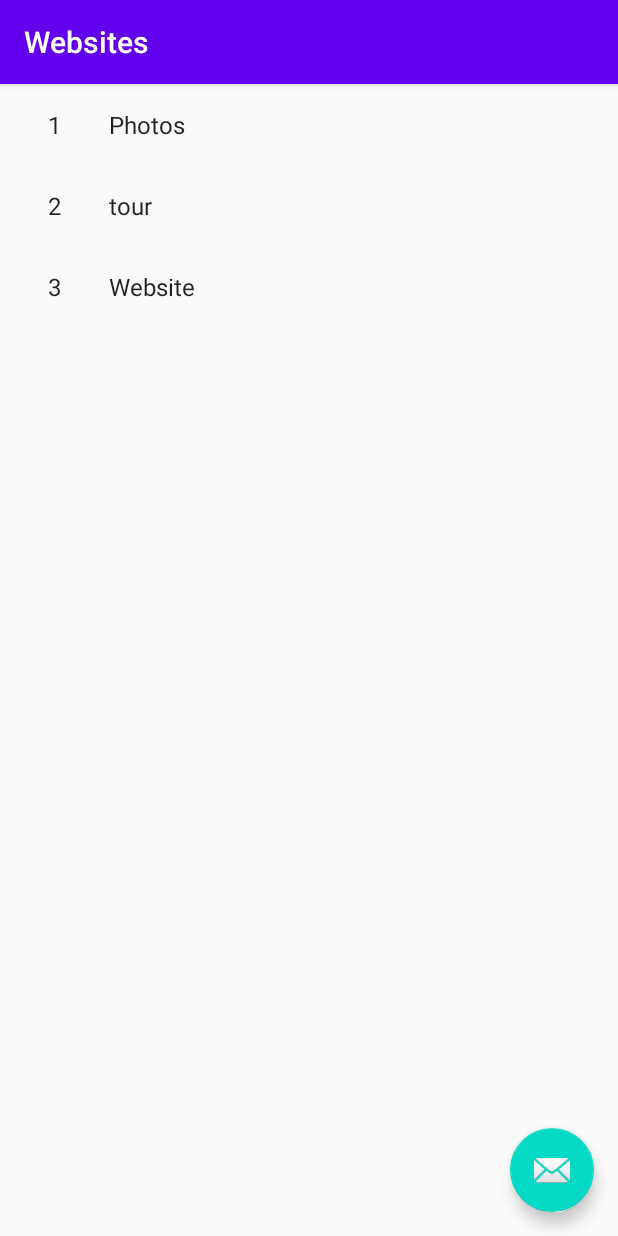
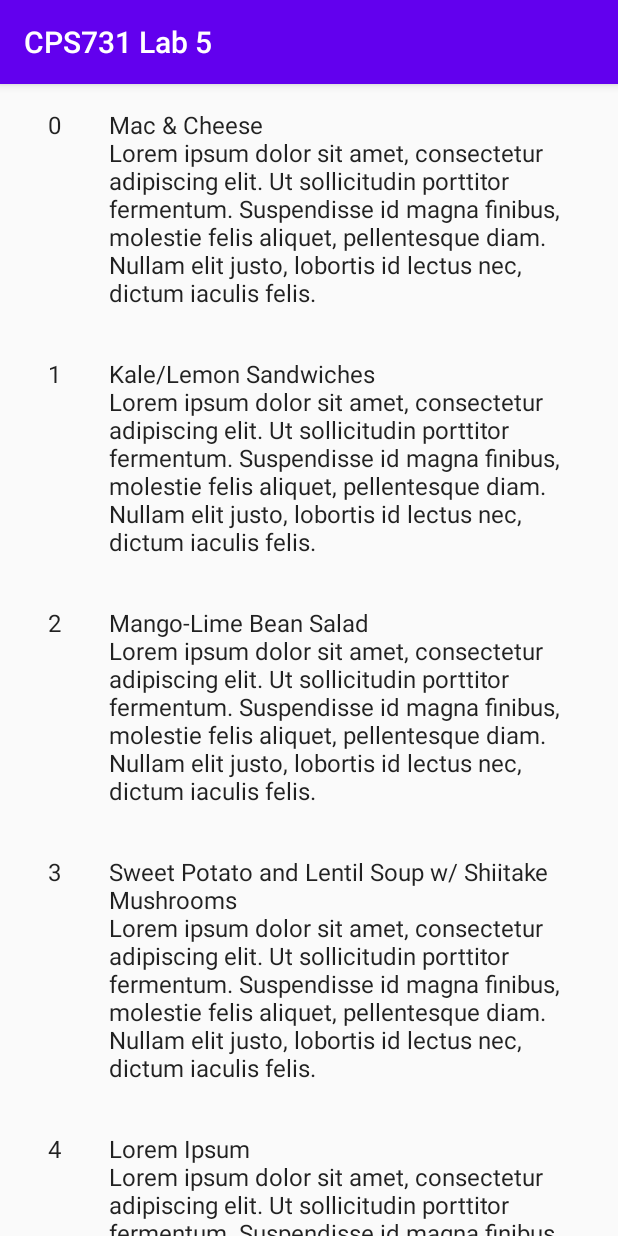
Before and after one commit to eyho-cao/CPS731-Lab5, an Android app: the screen it shows after launch (websiteListActivity), on a phone screen of 412 x 824 dp. Run offline under Robolectric (Android 15) with nearby library versions, the phone set to English and light mode, and no system bars.

Commit message:
Change Dummy Content and removed fabs

```diff
--- a/app/src/main/java/com/example/masterdflow2/dummy/DummyContent.java
+++ b/app/src/main/java/com/example/masterdflow2/dummy/DummyContent.java
@@ -1,4 +1,6 @@
 package com.example.masterdflow2.dummy;
+
+import android.text.Html;
 
 import java.util.ArrayList;
 import java.util.HashMap;
@@ -24,17 +26,59 @@ public class DummyContent {
     public static final Map<String, DummyItem> ITEM_MAP = new HashMap<String, DummyItem>();
 
    // private static final int COUNT = 25;
+    private static ArrayList<String>recipeTitle = new ArrayList<>();
+    private static ArrayList<String> mURLList = new ArrayList<>();
+    private static String recipeDesc = "Lorem ipsum dolor sit amet, consectetur adipiscing elit. Ut sollicitudin porttitor fermentum. Suspendisse id magna finibus, molestie felis aliquet, pellentesque diam. Nullam elit justo, lobortis id lectus nec, dictum iaculis felis.";
 
     static {
-        addItem(new DummyItem("1","Photos"));
-        addItem(new DummyItem("2","tour"));
-        addItem(new DummyItem("3","Website","https://www.bikebarge.com"));
+        initArrays();
+        int numItems = recipeTitle.size();
+        for(int i = 0; i < numItems; i++) {
+            addItem(new DummyItem(Integer.toString(i), Html.fromHtml(recipeTitle.get(i)) +"\n" +recipeDesc));
+        }
+
         // Add some sample items.
       //  for (int i = 1; i <= COUNT; i++) {
        //     addItem(createDummyItem(i));
        // }
     }
 
+    private static void initArrays()
+    {
+        recipeTitle.add("Mac & Cheese");
+        recipeTitle.add("Kale/Lemon Sandwiches");
+        recipeTitle.add("Mango-Lime Bean Salad");
+        recipeTitle.add("Sweet  Potato and Lentil Soup w/ Shiitake Mushrooms");
+        recipeTitle.add("Lorem Ipsum");
+        recipeTitle.add("Lorum more Ipsum");
+        recipeTitle.add("Lorem some more Ipsum");
+        recipeTitle.add("I dont know what im doing now");
+        recipeTitle.add("some more filler");
+        recipeTitle.add("There aint nothin else here my guy");
+        recipeTitle.add("There aint nothin else here my guy");
+        recipeTitle.add("There aint nothin else here my guy");
+        recipeTitle.add("There aint nothin else here my guy");
+        recipeTitle.add("There aint nothin else here my guy");
+        recipeTitle.add("There aint nothin else here my guy");
+
+        /*
+        mURLList.add("https://celebratingsweets.com/wp-content/uploads/2016/03/Guinness-Irish-Cheddar-Macaroni-and-Cheese-2-500x500.jpg");
+        mURLList.add("https://freshforkmarket.com/wp-content/uploads/2015/05/kale_lemon_sandwiches_2.jpg");
+        mURLList.add("https://healthyfitnessmeals.com/wp-content/uploads/2018/04/mango-black-bean-salad-2.jpg");
+        mURLList.add("https://vegan-magazine.com/wp-content/uploads/2012/04/Lentil-sweet-potato-soup.jpg");
+        mURLList.add("https://storcpdkenticomedia.blob.core.windows.net/media/recipemanagementsystem/media/recipe-media-files/recipes/retail/x17/18134-five-star-chocolate-chip-cookies-760x580.jpg?ext=.jpg");
+        mURLList.add("https://storcpdkenticomedia.blob.core.windows.net/media/recipemanagementsystem/media/recipe-media-files/recipes/retail/x17/18134-five-star-chocolate-chip-cookies-760x580.jpg?ext=.jpg");
+        mURLList.add("https://storcpdkenticomedia.blob.core.windows.net/media/recipemanagementsystem/media/recipe-media-files/recipes/retail/x17/18134-five-star-chocolate-chip-cookies-760x580.jpg?ext=.jpg");
+        mURLList.add("https://storcpdkenticomedia.blob.core.windows.net/media/recipemanagementsystem/media/recipe-media-files/recipes/retail/x17/18134-five-star-chocolate-chip-cookies-760x580.jpg?ext=.jpg");
+        mURLList.add("https://storcpdkenticomedia.blob.core.windows.net/media/recipemanagementsystem/media/recipe-media-files/recipes/retail/x17/18134-five-star-chocolate-chip-cookies-760x580.jpg?ext=.jpg");
+        mURLList.add("https://storcpdkenticomedia.blob.core.windows.net/media/recipemanagementsystem/media/recipe-media-files/recipes/retail/x17/18134-five-star-chocolate-chip-cookies-760x580.jpg?ext=.jpg");
+        mURLList.add("https://storcpdkenticomedia.blob.core.windows.net/media/recipemanagementsystem/media/recipe-media-files/recipes/retail/x17/18134-five-star-chocolate-chip-cookies-760x580.jpg?ext=.jpg");
+        mURLList.add("https://storcpdkenticomedia.blob.core.windows.net/media/recipemanagementsystem/media/recipe-media-files/recipes/retail/x17/18134-five-star-chocolate-chip-cookies-760x580.jpg?ext=.jpg");
+        mURLList.add("https://storcpdkenticomedia.blob.core.windows.net/media/recipemanagementsystem/media/recipe-media-files/recipes/retail/x17/18134-five-star-chocolate-chip-cookies-760x580.jpg?ext=.jpg");
+        mURLList.add("https://storcpdkenticomedia.blob.core.windows.net/media/recipemanagementsystem/media/recipe-media-files/recipes/retail/x17/18134-five-star-chocolate-chip-cookies-760x580.jpg?ext=.jpg");
+        mURLList.add("https://storcpdkenticomedia.blob.core.windows.net/media/recipemanagementsystem/media/recipe-media-files/recipes/retail/x17/18134-five-star-chocolate-chip-cookies-760x580.jpg?ext=.jpg");
+    */
+    }
     private static void addItem(DummyItem item) {
         ITEMS.add(item);
         ITEM_MAP.put(item.id, item);
@@ -66,12 +110,6 @@ public class DummyContent {
             this.id = id;
             this.content = content;
         }
-        public DummyItem(String id, String website_name, String website_url) {
-            this.id = id;
-            content = website_name;
-            this.website_name = website_name;
-            website_URL = website_url;
-        }
 
 
         @Override
--- a/app/src/main/java/com/example/masterdflow2/websiteDetailActivity.java
+++ b/app/src/main/java/com/example/masterdflow2/websiteDetailActivity.java
@@ -30,14 +30,6 @@ public class websiteDetailActivity extends AppCompatActivity {
         Toolbar toolbar = (Toolbar) findViewById(R.id.detail_toolbar);
         setSupportActionBar(toolbar);
 
-        FloatingActionButton fab = (FloatingActionButton) findViewById(R.id.fab);
-        fab.setOnClickListener(new View.OnClickListener() {
-            @Override
-            public void onClick(View view) {
-                Snackbar.make(view, "Replace with your own detail action", Snackbar.LENGTH_LONG)
-                        .setAction("Action", null).show();
-            }
-        });
 
         // Show the Up button in the action bar.
         ActionBar actionBar = getSupportActionBar();
--- a/app/src/main/java/com/example/masterdflow2/websiteListActivity.java
+++ b/app/src/main/java/com/example/masterdflow2/websiteListActivity.java
@@ -46,14 +46,6 @@ public class websiteListActivity extends AppCompatActivity {
         setSupportActionBar(toolbar);
         toolbar.setTitle(getTitle());
 
-        FloatingActionButton fab = (FloatingActionButton) findViewById(R.id.fab);
-        fab.setOnClickListener(new View.OnClickListener() {
-            @Override
-            public void onClick(View view) {
-                Snackbar.make(view, "Replace with your own action", Snackbar.LENGTH_LONG)
-                        .setAction("Action", null).show();
-            }
-        });
 
         if (findViewById(R.id.website_detail_container) != null) {
             // The detail container view will be present only in the
@@ -75,6 +67,7 @@ public class websiteListActivity extends AppCompatActivity {
     public static class SimpleItemRecyclerViewAdapter
             extends RecyclerView.Adapter<SimpleItemRecyclerViewAdapter.ViewHolder> {
 
+        private static String recipeDesc = "Lorem ipsum dolor sit amet, consectetur adipiscing elit. Ut sollicitudin porttitor fermentum. Suspendisse id magna finibus, molestie felis aliquet, pellentesque diam. Nullam elit justo, lobortis id lectus nec, dictum iaculis felis.";
         private final websiteListActivity mParentActivity;
         private final List<DummyContent.DummyItem> mValues;
         private final boolean mTwoPane;
@@ -94,6 +87,7 @@ public class websiteListActivity extends AppCompatActivity {
                     Context context = view.getContext();
                     Intent intent = new Intent(context, websiteDetailActivity.class);
                     intent.putExtra(websiteDetailFragment.ARG_ITEM_ID, item.id);
+                    intent.putExtra("recipeDesc", recipeDesc);
 
                     context.startActivity(intent);
                 }
--- a/app/src/main/res/layout/activity_website_detail.xml
+++ b/app/src/main/res/layout/activity_website_detail.xml
@@ -41,14 +41,4 @@
         android:layout_height="match_parent"
         app:layout_behavior="@string/appbar_scrolling_view_behavior" />
 
-    <com.google.android.material.floatingactionbutton.FloatingActionButton
-        android:id="@+id/fab"
-        android:layout_width="wrap_content"
-        android:layout_height="wrap_content"
-        android:layout_gravity="center_vertical|start"
-        android:layout_margin="@dimen/fab_margin"
-        app:layout_anchor="@+id/website_detail_container"
-        app:layout_anchorGravity="top|end"
-        app:srcCompat="@android:drawable/stat_notify_chat" />
-
 </androidx.coordinatorlayout.widget.CoordinatorLayout>
--- a/app/src/main/res/layout/activity_website_list.xml
+++ b/app/src/main/res/layout/activity_website_list.xml
@@ -30,12 +30,4 @@
         <include layout="@layout/website_list" />
     </FrameLayout>
 
-    <com.google.android.material.floatingactionbutton.FloatingActionButton
-        android:id="@+id/fab"
-        android:layout_width="wrap_content"
-        android:layout_height="wrap_content"
-        android:layout_gravity="bottom|end"
-        android:layout_margin="@dimen/fab_margin"
-        app:srcCompat="@android:drawable/ic_dialog_email" />
-
 </androidx.coordinatorlayout.widget.CoordinatorLayout>
--- a/app/src/main/res/values/strings.xml
+++ b/app/src/main/res/values/strings.xml
@@ -1,5 +1,5 @@
 <resources>
     <string name="app_name">MasterDFlow2</string>
-    <string name="title_website_list">Websites</string>
+    <string name="title_website_list">CPS731 Lab 5</string>
     <string name="title_website_detail">website Detail</string>
 </resources>
```
